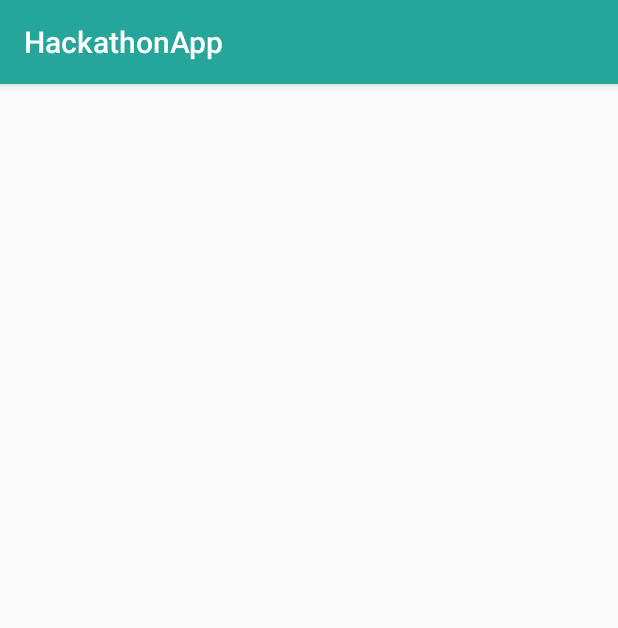
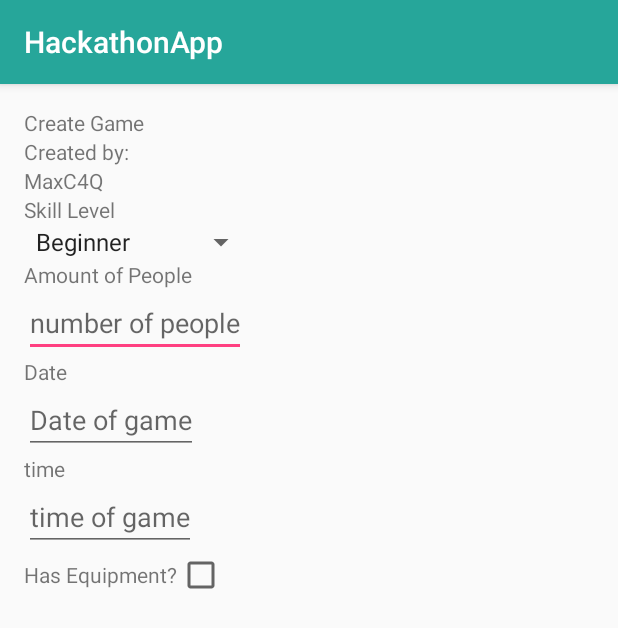
Before and after one commit to Maximus027/HackathonApp, an Android app: the CreateGameActivity screen opened directly, with no data from a screen before it, on a phone screen of 412 x 824 dp. Shown: the top 628 px of the screen. Run offline under Robolectric (Android 15) with nearby library versions, the phone set to English and light mode, and no system bars.

Commit message:
Added layout skeleton

```diff
--- a/app/src/main/res/layout/activity_create_game.xml
+++ b/app/src/main/res/layout/activity_create_game.xml
@@ -1,13 +1,72 @@
 <?xml version="1.0" encoding="utf-8"?>
-<RelativeLayout xmlns:android="http://schemas.android.com/apk/res/android"
+<LinearLayout xmlns:android="http://schemas.android.com/apk/res/android"
     xmlns:tools="http://schemas.android.com/tools"
     android:id="@+id/activity_create_game"
     android:layout_width="match_parent"
     android:layout_height="match_parent"
+    android:orientation="vertical"
     android:paddingBottom="@dimen/activity_vertical_margin"
     android:paddingLeft="@dimen/activity_horizontal_margin"
     android:paddingRight="@dimen/activity_horizontal_margin"
     android:paddingTop="@dimen/activity_vertical_margin"
     tools:context="nyc.c4q.maxrosado.hackathonapp.CreateGameActivity">
+    <TextView
+        android:text="Create Game"
+        android:layout_width="wrap_content"
+        android:layout_height="wrap_content" />
+    <TextView
+        android:text="Created by: "
+        android:layout_width="wrap_content"
+        android:layout_height="wrap_content" />
+    <TextView
+        android:text="MaxC4Q"
+        android:layout_width="wrap_content"
+        android:layout_height="wrap_content" />
+    <TextView
+        android:text="Skill Level"
+        android:layout_width="wrap_content"
+        android:layout_height="wrap_content" />
+    <Spinner
+        android:id="@+id/spinner_id"
+        android:entries="@array/skill"
+        android:layout_width="wrap_content"
+        android:layout_height="wrap_content"/>
 
-</RelativeLayout>
+
+    <TextView
+        android:text="Amount of People"
+        android:layout_width="wrap_content"
+        android:layout_height="wrap_content" />
+    <EditText
+        android:hint="number of people"
+        android:layout_width="wrap_content"
+        android:layout_height="wrap_content" />
+    <TextView
+        android:text="Date"
+        android:layout_width="wrap_content"
+        android:layout_height="wrap_content" />
+    <EditText
+        android:hint="Date of game"
+        android:layout_width="wrap_content"
+        android:layout_height="wrap_content" />
+    <TextView
+        android:text="time"
+        android:layout_width="wrap_content"
+        android:layout_height="wrap_content" />
+    <EditText
+        android:hint="time of game"
+        android:layout_width="wrap_content"
+        android:layout_height="wrap_content" />
+    <LinearLayout
+        android:orientation="horizontal"
+        android:layout_width="wrap_content"
+        android:layout_height="wrap_content">
+    <TextView
+        android:text="Has Equipment?"
+        android:layout_width="wrap_content"
+        android:layout_height="wrap_content" />
+    <CheckBox
+        android:layout_width="wrap_content"
+        android:layout_height="wrap_content" />
+    </LinearLayout>
+</LinearLayout>
--- a/app/src/main/res/values/strings.xml
+++ b/app/src/main/res/values/strings.xml
@@ -19,7 +19,11 @@
         <item>4</item>
         <item>5</item>
         <item>6</item>
-
+    </string-array>
+    <string-array name="skill">
+        <item>Beginner</item>
+        <item>Intermediate</item>
+        <item>Expert</item>
     </string-array>
     <string name="title_activity_basketball">BasketballActivity</string>
     <string name="action_settings">Settings</string>
```
